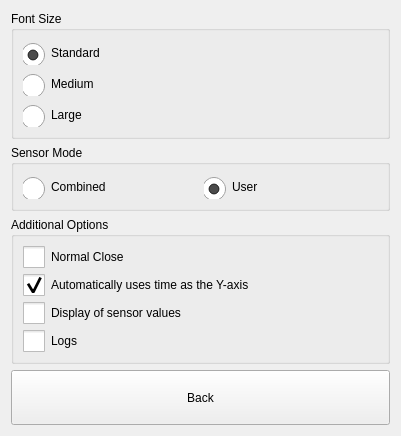
Qt form dlgpreferences.ui (ic005k/Knot-Legacy) before a commit.
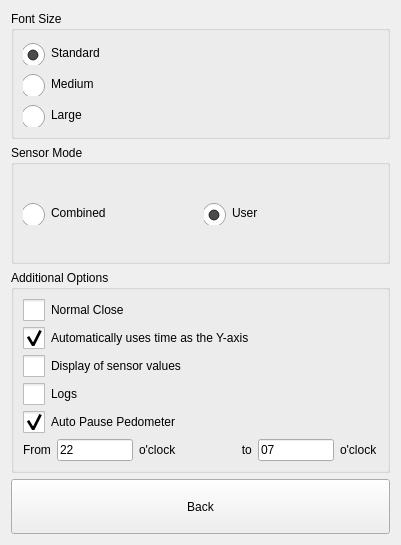
The same form after that commit. Icons and pictures are not drawn.

Diff of the .ui file:
```diff
--- a/dlgpreferences.ui
+++ b/dlgpreferences.ui
@@ -7,13 +7,13 @@
     <x>0</x>
     <y>0</y>
     <width>401</width>
-    <height>389</height>
+    <height>545</height>
    </rect>
   </property>
   <property name="windowTitle">
    <string>Dialog</string>
   </property>
-  <layout class="QGridLayout" name="gridLayout_2">
+  <layout class="QGridLayout" name="gridLayout_4">
    <item row="0" column="0">
     <widget class="QGroupBox" name="gboxFont">
      <property name="title">
@@ -201,7 +201,7 @@
      <property name="title">
       <string>Additional Options</string>
      </property>
-     <layout class="QGridLayout" name="gridLayout_3">
+     <layout class="QGridLayout" name="gridLayout_2">
       <item row="2" column="0">
        <widget class="QCheckBox" name="chkShowSV">
         <property name="styleSheet">
@@ -261,6 +261,86 @@
         </property>
        </widget>
       </item>
+      <item row="4" column="0">
+       <widget class="QFrame" name="frameAutoPause">
+        <property name="frameShape">
+         <enum>QFrame::NoFrame</enum>
+        </property>
+        <property name="frameShadow">
+         <enum>QFrame::Raised</enum>
+        </property>
+        <layout class="QGridLayout" name="gridLayout_3">
+         <property name="leftMargin">
+          <number>0</number>
+         </property>
+         <property name="topMargin">
+          <number>0</number>
+         </property>
+         <property name="rightMargin">
+          <number>0</number>
+         </property>
+         <property name="bottomMargin">
+          <number>0</number>
+         </property>
+         <item row="0" column="0">
+          <widget class="QCheckBox" name="chkAutoPause">
+           <property name="styleSheet">
+            <string notr="true">QCheckBox::indicator {
+    /* 选择框尺寸 */
+    width:22px;
+    height:22px;
+}</string>
+           </property>
+           <property name="text">
+            <string>Auto Pause Pedometer</string>
+           </property>
+           <property name="checked">
+            <bool>true</bool>
+           </property>
+          </widget>
+         </item>
+         <item row="1" column="0">
+          <layout class="QHBoxLayout" name="horizontalLayout_2">
+           <item>
+            <widget class="QLabel" name="label">
+             <property name="text">
+              <string>From</string>
+             </property>
+            </widget>
+           </item>
+           <item>
+            <widget class="QLineEdit" name="lineEdit">
+             <property name="text">
+              <string>22</string>
+             </property>
+            </widget>
+           </item>
+           <item>
+            <widget class="QLabel" name="label_3">
+             <property name="text">
+              <string>o'clock                    to</string>
+             </property>
+            </widget>
+           </item>
+           <item>
+            <widget class="QLineEdit" name="lineEdit_2">
+             <property name="text">
+              <string>07</string>
+             </property>
+            </widget>
+           </item>
+           <item>
+            <widget class="QLabel" name="label_4">
+             <property name="text">
+              <string>o'clock</string>
+             </property>
+            </widget>
+           </item>
+          </layout>
+         </item>
+        </layout>
+       </widget>
+      </item>
      </layout>
     </widget>
    </item>
```
